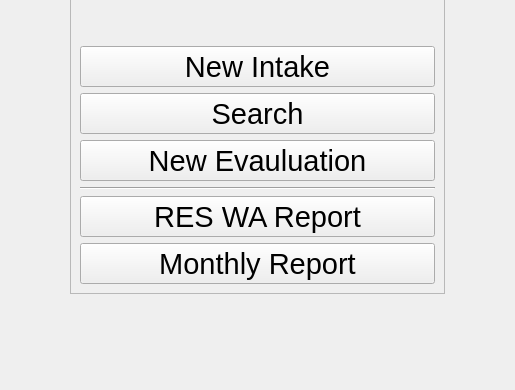
The window that drc/gui/mainmenuform.ui (lansdon/cpts483_drc) describes before a commit, drawn with Qt 5; both pictures show x 84 to 599 and y 252 to 642 of the 683 by 642 pixel window.
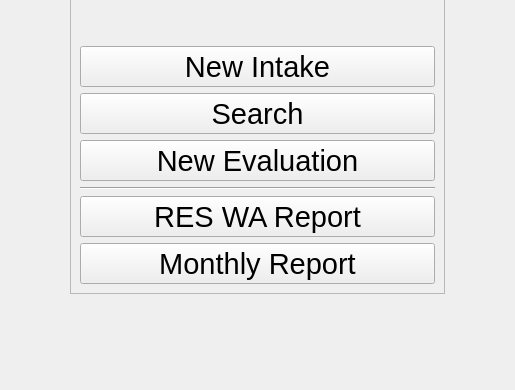
The same window after the commit.

Commit message: Evauluation to Evaluation on Menu

Diff of the .ui file:
```diff
--- a/drc/gui/mainmenuform.ui
+++ b/drc/gui/mainmenuform.ui
@@ -101,7 +101,7 @@
          </font>
         </property>
         <property name="text">
-         <string>New Evauluation</string>
+         <string>New Evaluation</string>
         </property>
         <property name="toolButtonStyle">
          <enum>Qt::ToolButtonTextBesideIcon</enum>
```
